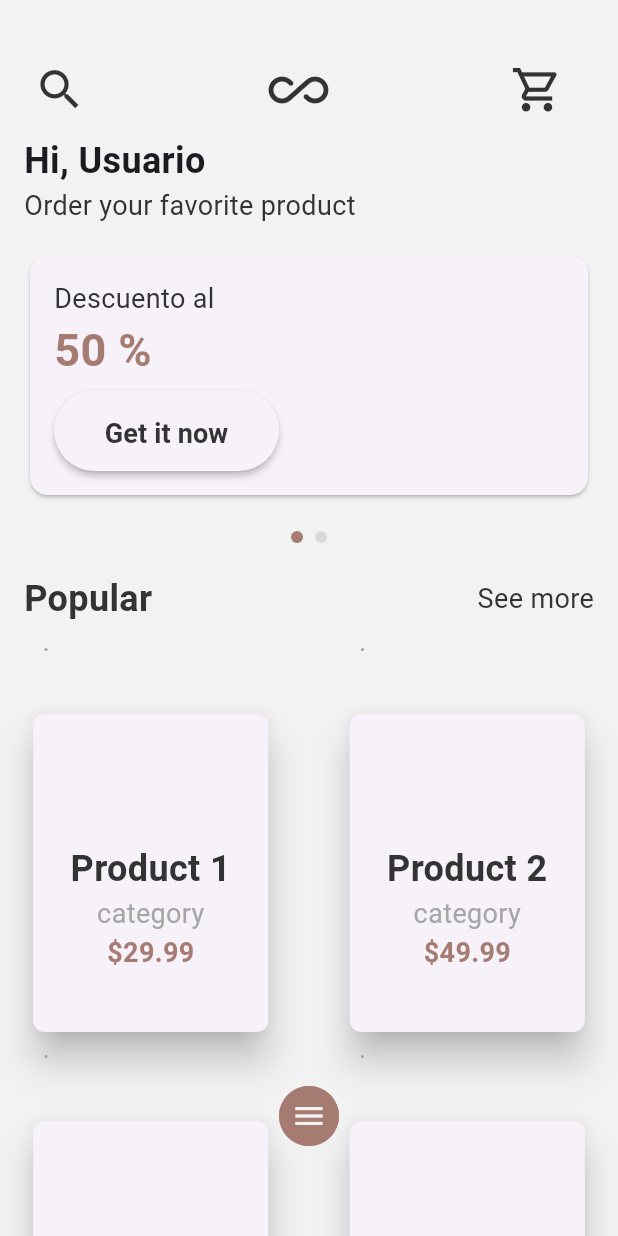
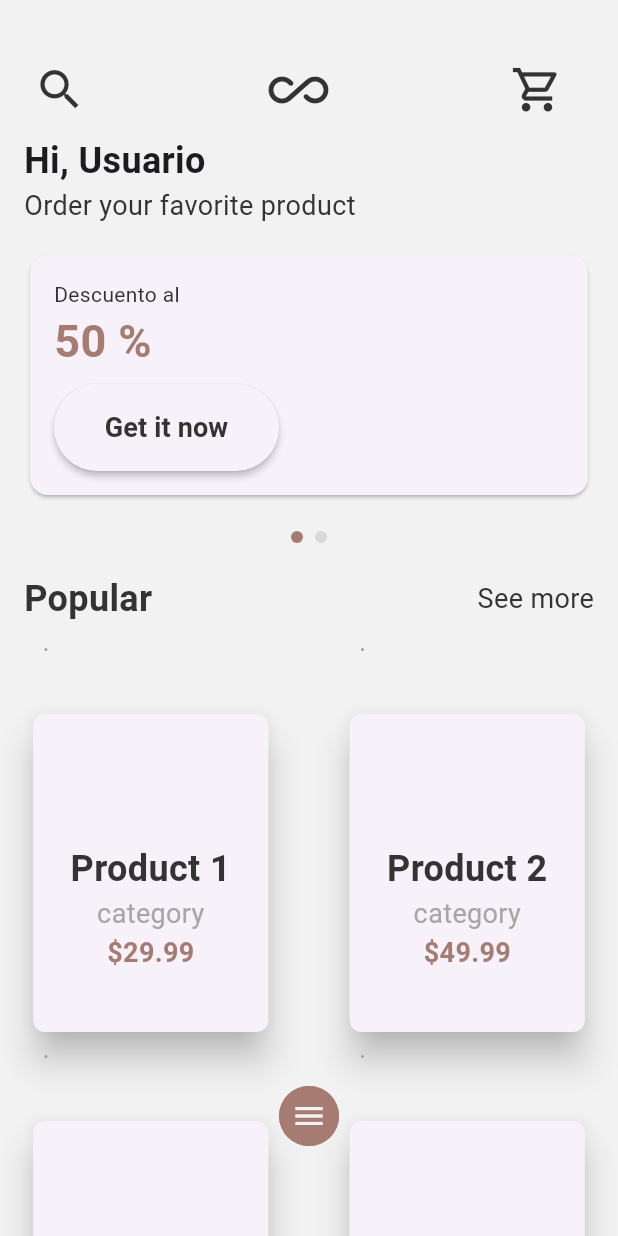
Before and after one commit to gearscrafter/mosaic_flair, a Flutter app: the HomeTemplate screen opened directly, on a phone screen of 412 x 824 dp. Run offline on Flutter 3.47's test engine with Material 3 defaults, Android fonts, the phone set to English and light mode, and no system bars.

Commit message:
Update promotion card

```diff
--- a/lib/molecules/promotion_card.dart
+++ b/lib/molecules/promotion_card.dart
@@ -62,8 +62,7 @@ class PromotionCard extends StatelessWidget {
                   if (description != null)
                     AppText(
                       text: description,
-                      sizeText: SizeText.M,
-                      fontWeight: FontWeight.w400,
+                      sizeText: SizeText.S,
                     ),
                   Row(
                     children: [
@@ -78,7 +77,8 @@ class PromotionCard extends StatelessWidget {
                       if (description != null)
                         AppText(
                           text: extentDescription,
-                          sizeText: SizeText.S,
+                          sizeText: SizeText.M,
+                          fontWeight: FontWeight.w400,
                         ),
                     ],
                   ),
```
